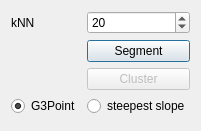
Old version of the form ui/qG3PointDialog.ui in the repository p-leroy/qG3Point.
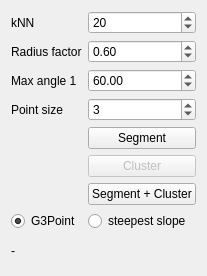
New version of the form.

```diff
--- a/ui/qG3PointDialog.ui
+++ b/ui/qG3PointDialog.ui
@@ -6,38 +6,14 @@
    <rect>
     <x>0</x>
     <y>0</y>
-    <width>190</width>
-    <height>131</height>
+    <width>199</width>
+    <height>276</height>
    </rect>
   </property>
   <property name="windowTitle">
    <string>Dialog</string>
   </property>
   <layout class="QGridLayout" name="gridLayout">
-   <item row="3" column="0">
-    <widget class="QRadioButton" name="radioButtonG3Point">
-     <property name="text">
-      <string>G3Point</string>
-     </property>
-     <property name="checked">
-      <bool>true</bool>
-     </property>
-    </widget>
-   </item>
-   <item row="1" column="1">
-    <widget class="QPushButton" name="pushButtonSegment">
-     <property name="text">
-      <string>Segment</string>
-     </property>
-    </widget>
-   </item>
-   <item row="0" column="0">
-    <widget class="QLabel" name="label">
-     <property name="text">
-      <string>kNN</string>
-     </property>
-    </widget>
-   </item>
    <item row="0" column="1">
     <widget class="QSpinBox" name="spinBoxkNN">
      <property name="minimum">
@@ -52,13 +28,33 @@
     </widget>
    </item>
    <item row="3" column="1">
-    <widget class="QRadioButton" name="radioButtonSteepestSlope">
+    <widget class="QSpinBox" name="spinBoxPointSize">
+     <property name="minimum">
+      <number>1</number>
+     </property>
+     <property name="value">
+      <number>3</number>
+     </property>
+    </widget>
+   </item>
+   <item row="8" column="0">
+    <widget class="QRadioButton" name="radioButtonG3Point">
      <property name="text">
-      <string>steepest slope</string>
+      <string>G3Point</string>
      </property>
+     <property name="checked">
+      <bool>true</bool>
+     </property>
     </widget>
    </item>
-   <item row="2" column="1">
+   <item row="2" column="0">
+    <widget class="QLabel" name="label_2">
+     <property name="text">
+      <string>Max angle 1</string>
+     </property>
+    </widget>
+   </item>
+   <item row="6" column="1">
     <widget class="QPushButton" name="pushButtonCluster">
      <property name="enabled">
       <bool>false</bool>
@@ -68,6 +64,78 @@
      </property>
     </widget>
    </item>
+   <item row="0" column="0">
+    <widget class="QLabel" name="label">
+     <property name="text">
+      <string>kNN</string>
+     </property>
+    </widget>
+   </item>
+   <item row="5" column="1">
+    <widget class="QPushButton" name="pushButtonSegment">
+     <property name="text">
+      <string>Segment</string>
+     </property>
+    </widget>
+   </item>
+   <item row="2" column="1">
+    <widget class="QDoubleSpinBox" name="doubleSpinBoxMaxAngle1">
+     <property name="frame">
+      <bool>true</bool>
+     </property>
+     <property name="buttonSymbols">
+      <enum>QAbstractSpinBox::UpDownArrows</enum>
+     </property>
+     <property name="maximum">
+      <double>360.000000000000000</double>
+     </property>
+     <property name="value">
+      <double>60.000000000000000</double>
+     </property>
+    </widget>
+   </item>
+   <item row="7" column="1">
+    <widget class="QPushButton" name="pushButtonSegmentCluster">
+     <property name="text">
+      <string>Segment + Cluster</string>
+     </property>
+    </widget>
+   </item>
+   <item row="9" column="0" colspan="2">
+    <widget class="QLabel" name="labelCloud">
+     <property name="text">
+      <string>-</string>
+     </property>
+    </widget>
+   </item>
+   <item row="8" column="1">
+    <widget class="QRadioButton" name="radioButtonSteepestSlope">
+     <property name="text">
+      <string>steepest slope</string>
+     </property>
+    </widget>
+   </item>
+   <item row="3" column="0">
+    <widget class="QLabel" name="label_3">
+     <property name="text">
+      <string>Point size</string>
+     </property>
+    </widget>
+   </item>
+   <item row="1" column="0">
+    <widget class="QLabel" name="label_4">
+     <property name="text">
+      <string>Radius factor</string>
+     </property>
+    </widget>
+   </item>
+   <item row="1" column="1">
+    <widget class="QDoubleSpinBox" name="doubleSpinBoxRadiusFactor">
+     <property name="value">
+      <double>0.600000000000000</double>
+     </property>
+    </widget>
+   </item>
   </layout>
  </widget>
  <resources/>
```
